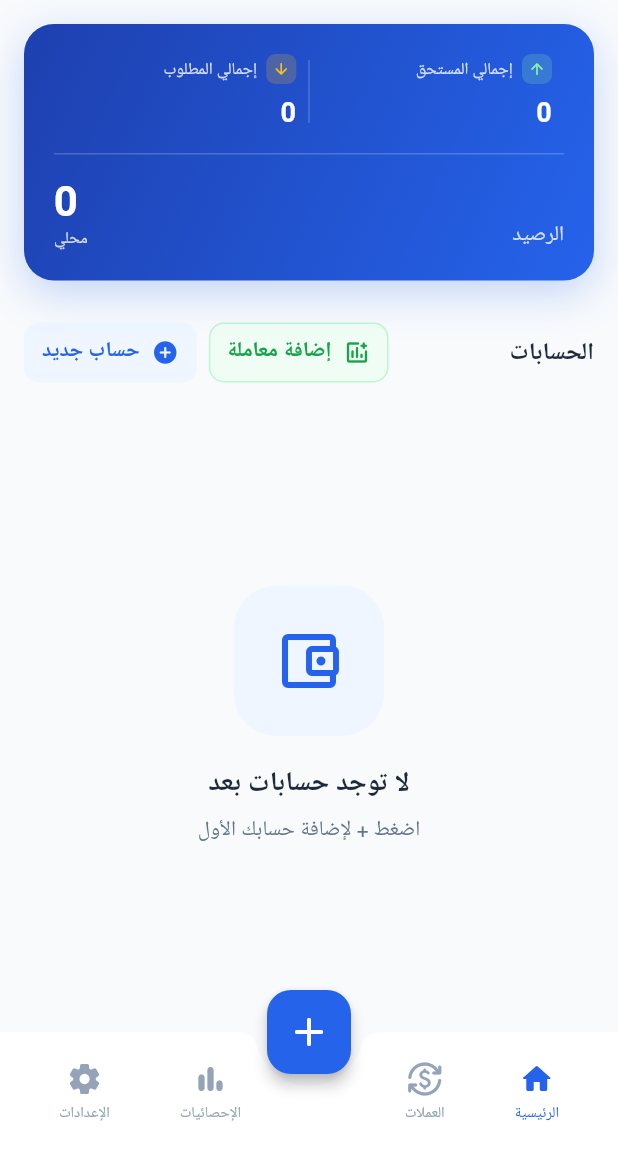
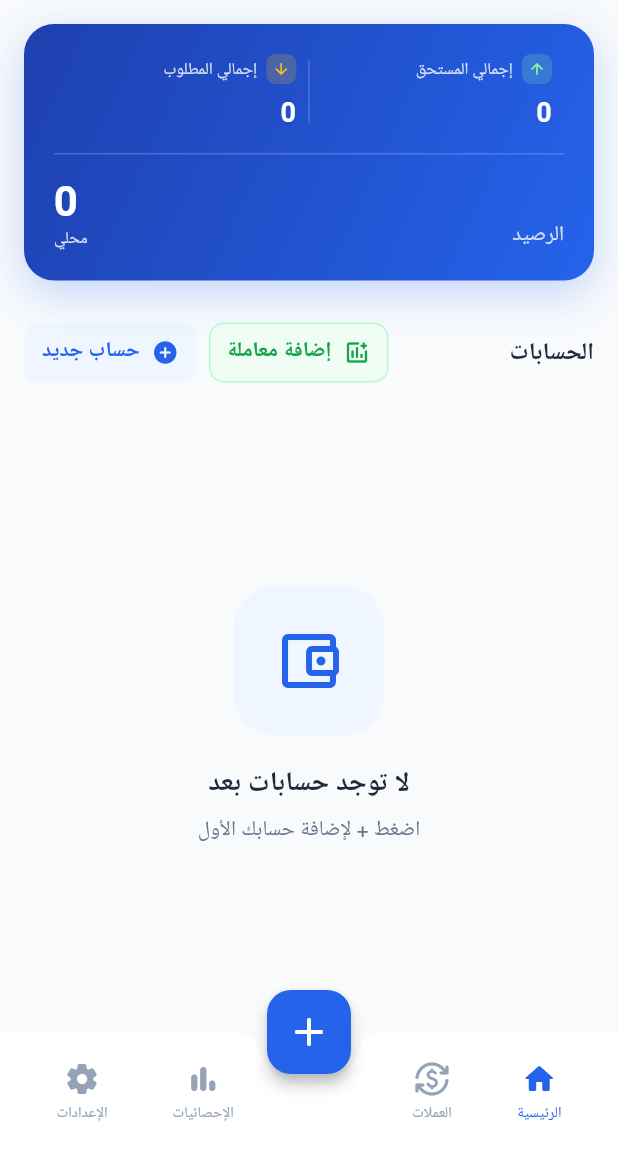
Before and after one commit to Eng-Izak/finance_tracker_app, a Flutter app: the HomeView screen opened directly, on a phone screen of 412 x 824 dp, the part 84-1236 px from its top. Run offline on Flutter 3.47's test engine with Material 3 defaults, Android fonts, the phone set to English and light mode, and no system bars; our stand-ins replace bloc, cloud_firestore, csv, dio, equatable, firebase_auth and 15 more; accounts and stored records are empty.

```diff
--- a/lib/features/accounts/ui/account_details_screen.dart
+++ b/lib/features/accounts/ui/account_details_screen.dart
@@ -448,8 +448,8 @@ class _TransactionItem extends StatelessWidget {
     final isIncome = tx.type == TransactionType.income;
     final color = isIncome ? AppColors.creditor : AppColors.debtor;
     final icon = isIncome
-        ? Icons.arrow_downward_rounded
-        : Icons.arrow_upward_rounded;
+        ? Icons.arrow_upward_rounded
+        : Icons.arrow_downward_rounded;
 
     return Dismissible(
       key: Key(tx.id),
--- a/lib/features/home/ui/widgets/extracted_cuntent_widget.dart
+++ b/lib/features/home/ui/widgets/extracted_cuntent_widget.dart
@@ -39,8 +39,14 @@ class HomeContent extends StatelessWidget {
             padding: const EdgeInsets.fromLTRB(16, 16, 16, 8),
             child: Row(
               children: [
-                Text(l10n.accounts, style: AppTextStyles.titleLarge),
-                const Spacer(),
+                Expanded(
+                  child: Text(
+                    l10n.accounts,
+                    style: AppTextStyles.titleLarge,
+                    overflow: TextOverflow.ellipsis,
+                  ),
+                ),
+                const SizedBox(width: 8),
                 NewTransactionButton(accounts: state.accounts),
                 const SizedBox(width: 8),
                 const NewAccountButton(),
--- a/lib/features/home/ui/widgets/nav_item.dart
+++ b/lib/features/home/ui/widgets/nav_item.dart
@@ -23,7 +23,7 @@ class NavItem extends StatelessWidget {
       onTap: onTap,
       borderRadius: BorderRadius.circular(12),
       child: Padding(
-        padding: const EdgeInsets.symmetric(horizontal: 16, vertical: 4),
+        padding: const EdgeInsets.symmetric(horizontal: 8, vertical: 4),
         child: Column(
           mainAxisSize: MainAxisSize.min,
           children: [
--- a/lib/features/statistics/ui/statistics_screen.dart
+++ b/lib/features/statistics/ui/statistics_screen.dart
@@ -59,7 +59,7 @@ class _StatisticsView extends StatelessWidget {
                         amount: formatter.format(state.totalIncome),
                         color: AppColors.creditor,
                         bgColor: AppColors.creditorSurface,
-                        icon: Icons.arrow_downward_rounded,
+                        icon: Icons.arrow_upward_rounded,
                       ),
                     ),
                     const SizedBox(width: 12),
@@ -69,7 +69,7 @@ class _StatisticsView extends StatelessWidget {
                         amount: formatter.format(state.totalExpense),
                         color: AppColors.debtor,
                         bgColor: AppColors.debtorSurface,
-                        icon: Icons.arrow_upward_rounded,
+                        icon: Icons.arrow_downward_rounded,
                       ),
                     ),
                   ],
```
Also changed, not shown: lib/features/home/ui/widgets/account_list_item.dart (+6 -4 lines), 1 other file.
